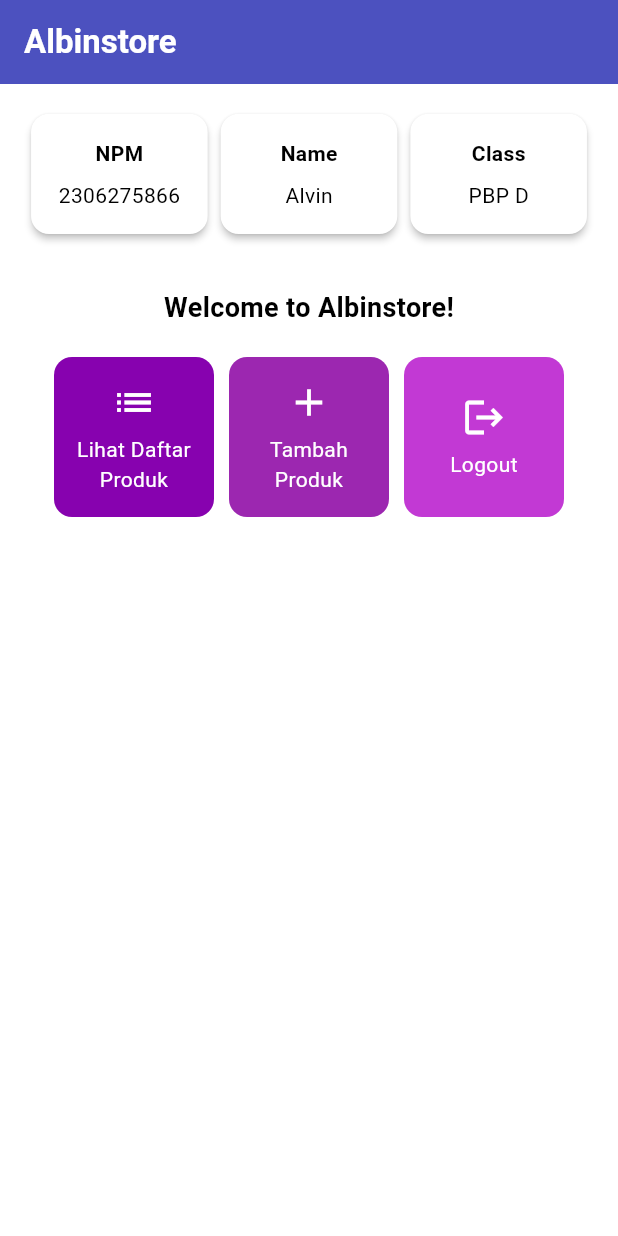
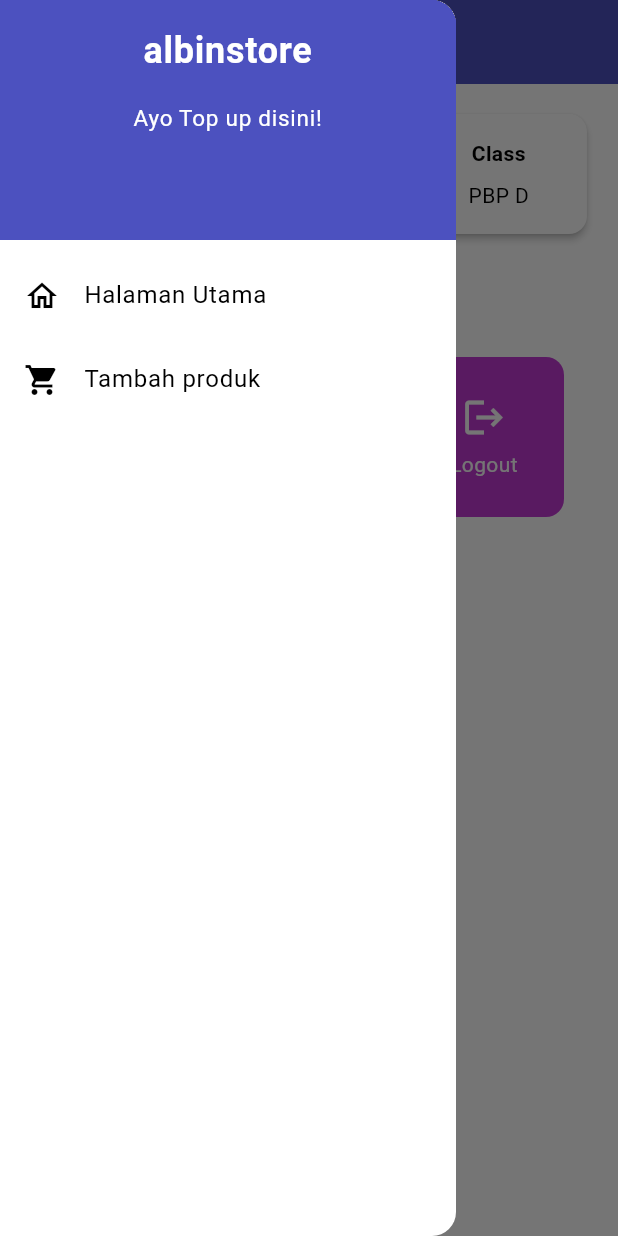
Before and after one commit to vinrheinaldy/albinstore-mobile, a Flutter app: the screen it shows after launch, with the side drawer open (before the commit the screen has no drawer), on a phone screen of 412 x 824 dp. Run offline on Flutter 3.47's test engine with Material 3 defaults, Android fonts, the light colour scheme and no system bars.

Commit message:
tugas 8 done

```diff
--- a/lib/main.dart
+++ b/lib/main.dart
@@ -1,5 +1,5 @@
 import 'package:flutter/material.dart';
-import 'package:albinstore/menu.dart';
+import 'package:albinstore/screens/menu.dart';
 
 void main() {
   runApp(const MyApp());
--- a/lib/menu.dart
+++ b/lib/screens/menu.dart
@@ -1,4 +1,6 @@
 import 'package:flutter/material.dart';
+import 'package:albinstore/widgets/left_drawer.dart';
+import 'package:albinstore/widgets/product_card.dart';
 
 class MyHomePage extends StatelessWidget {
   MyHomePage({super.key});
@@ -31,6 +33,7 @@
         backgroundColor: Theme.of(context).colorScheme.primary,
       ),
       // Body halaman dengan padding di sekelilingnya.
+      drawer: const LeftDrawer(),
       body: Padding(
         padding: const EdgeInsets.all(16.0),
         // Menyusun widget secara vertikal dalam sebuah kolom.
@@ -126,63 +129,3 @@
     );
   }
 }
-
-class ItemCard extends StatelessWidget {
-  // Menampilkan kartu dengan ikon dan nama.
-
-  final ItemHomepage item;
-
-  const ItemCard(this.item, {super.key});
-
-  @override
-  Widget build(BuildContext context) {
-    return Material(
-      // Menentukan warna latar belakang dari tema aplikasi.
-      color: item.color,
-      // Membuat sudut kartu melengkung.
-      borderRadius: BorderRadius.circular(12),
-
-      child: InkWell(
-        // Aksi ketika kartu ditekan.
-        onTap: () {
-          // Menampilkan pesan SnackBar saat kartu ditekan.
-          ScaffoldMessenger.of(context)
-            ..hideCurrentSnackBar()
-            ..showSnackBar(SnackBar(
-                content: Text("Kamu telah menekan tombol ${item.name}!")));
-        },
-        // Container untuk menyimpan Icon dan Text
-        child: Container(
-          padding: const EdgeInsets.all(8),
-          child: Center(
-            child: Column(
-              // Menyusun ikon dan teks di tengah kartu.
-              mainAxisAlignment: MainAxisAlignment.center,
-              children: [
-                Icon(
-                  item.icon,
-                  color: Colors.white,
-                  size: 30.0,
-                ),
-                const Padding(padding: EdgeInsets.all(3)),
-                Text(
-                  item.name,
-                  textAlign: TextAlign.center,
-                  style: const TextStyle(color: Colors.white),
-                ),
-              ],
-            ),
-          ),
-        ),
-      ),
-    );
-  }
-}
-
-class ItemHomepage {
-  final String name;
-  final IconData icon;
-  final Color color;
-
-  ItemHomepage(this.name, this.icon, this.color);
-}
--- /dev/null
+++ b/lib/widgets/left_drawer.dart
@@ -0,0 +1,68 @@
+import 'package:flutter/material.dart';
+import 'package:albinstore/screens/menu.dart';
+import 'package:albinstore/screens/product_form.dart';
+
+class LeftDrawer extends StatelessWidget {
+  const LeftDrawer({super.key});
+
+  @override
+  Widget build(BuildContext context) {
+    return Drawer(
+      child: ListView(
+        children: [
+          DrawerHeader(
+            decoration: BoxDecoration(
+              color: Theme.of(context).colorScheme.primary,
+            ),
+            child: const Column(
+              children: [
+                Text(
+                  'albinstore',
+                  textAlign: TextAlign.center,
+                  style: TextStyle(
+                    fontSize: 24,
+                    fontWeight: FontWeight.bold,
+                    color: Colors.white,
+                  ),
+                ),
+                Padding(padding: EdgeInsets.all(8)),
+                Text("Ayo Top up disini!",
+                    textAlign: TextAlign.center,
+                    style: TextStyle(
+                      fontSize: 15,
+                      color: Colors.white,
+                      fontWeight: FontWeight.normal,
+                    )),
+              ],
+            ),
+          ),
+          ListTile(
+            leading: const Icon(Icons.home_outlined),
+            title: const Text('Halaman Utama'),
+            // Bagian redirection ke MyHomePage
+            onTap: () {
+              Navigator.pushReplacement(
+                  context,
+                  MaterialPageRoute(
+                    builder: (context) => MyHomePage(),
+                  ));
+            },
+          ),
+          ListTile(
+            leading: const Icon(Icons.shopping_cart),
+            title: const Text('Tambah produk'),
+            // Bagian redirection ke ProductFormPage
+            onTap: () {
+              Navigator.push(
+                context,
+                MaterialPageRoute(
+                  builder: (context) => ProductFormPage(),
+                ),
+              );
+            },
+          ),
+        ],
+      ),
+    );
+  }
+}
--- /dev/null
+++ b/lib/widgets/product_card.dart
@@ -0,0 +1,70 @@
+import 'package:flutter/material.dart';
+import 'package:albinstore/screens/product_form.dart';
+
+class ItemHomepage {
+  final String name;
+  final IconData icon;
+  final Color color;
+
+  ItemHomepage(this.name, this.icon, this.color);
+}
+
+class ItemCard extends StatelessWidget {
+  // Menampilkan kartu dengan ikon dan nama.
+
+  final ItemHomepage item;
+
+  const ItemCard(this.item, {super.key});
+
+  @override
+  Widget build(BuildContext context) {
+    return Material(
+      // Menentukan warna latar belakang dari tema aplikasi.
+      color: item.color,
+      // Membuat sudut kartu melengkung.
+      borderRadius: BorderRadius.circular(12),
+
+      child: InkWell(
+        // Aksi ketika kartu ditekan.
+        onTap: () {
+          // Menampilkan pesan SnackBar saat kartu ditekan.
+          ScaffoldMessenger.of(context)
+            ..hideCurrentSnackBar()
+            ..showSnackBar(SnackBar(
+                content: Text("Kamu telah menekan tombol ${item.name}!")));
+          if (item.name == "Tambah Produk") {
+            Navigator.push(
+              context,
+              MaterialPageRoute(
+                builder: (context) => ProductFormPage(),
+              ),
+            );
+          }
+        },
+        // Container untuk menyimpan Icon dan Text
+        child: Container(
+          padding: const EdgeInsets.all(8),
+          child: Center(
+            child: Column(
+              // Menyusun ikon dan teks di tengah kartu.
+              mainAxisAlignment: MainAxisAlignment.center,
+              children: [
+                Icon(
+                  item.icon,
+                  color: Colors.white,
+                  size: 30.0,
+                ),
+                const Padding(padding: EdgeInsets.all(3)),
+                Text(
+                  item.name,
+                  textAlign: TextAlign.center,
+                  style: const TextStyle(color: Colors.white),
+                ),
+              ],
+            ),
+          ),
+        ),
+      ),
+    );
+  }
+}
```
Also changed, not shown: lib/screens/product_form.dart (added, +189 -0 lines).
